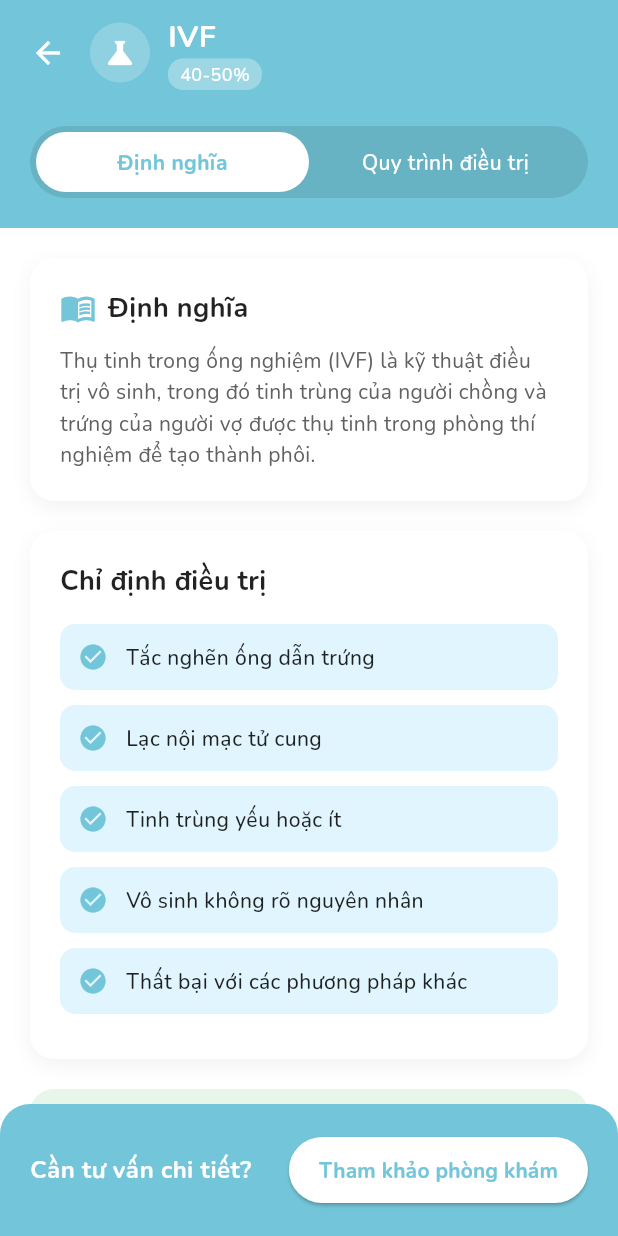
After one commit to Khanshh/P-inno, a Flutter app: the IVFDetailScreen screen opened directly, on a phone screen of 412 x 824 dp. The commit adds this screen. Run offline on Flutter 3.47's test engine with Material 3 defaults, Android fonts, the phone set to English and light mode, and no system bars; our stand-ins replace google_fonts, smooth_page_indicator.

Commit message:
[NEW] Màn IVF

```diff
--- a/lib/screens/discover_screen.dart
+++ b/lib/screens/discover_screen.dart
@@ -1,5 +1,6 @@
 import 'package:flutter/material.dart';
 import 'infertility_detail_screen.dart';
+import 'ivf_detail_screen.dart';
 
 class DiscoverScreen extends StatelessWidget {
   const DiscoverScreen({super.key});
@@ -245,7 +246,15 @@ class DiscoverScreen extends StatelessWidget {
               ),
               const SizedBox(height: 16),
               OutlinedButton(
-                onPressed: () {},
+                onPressed: () {
+                   if (method['title'] == 'IVF') {
+                    Navigator.of(context).push(
+                      MaterialPageRoute(
+                        builder: (_) => const IVFDetailScreen(),
+                      ),
+                    );
+                  }
+                },
                 style: OutlinedButton.styleFrom(
                   padding: const EdgeInsets.symmetric(horizontal: 16, vertical: 0),
                   side: BorderSide(color: Colors.grey.shade300),
--- /dev/null
+++ b/lib/screens/ivf_detail_screen.dart
@@ -0,0 +1,430 @@
+import 'package:flutter/material.dart';
+
+class IVFDetailScreen extends StatelessWidget {
+  const IVFDetailScreen({super.key});
+
+  @override
+  Widget build(BuildContext context) {
+    return Scaffold(
+      backgroundColor: Colors.white,
+      body: Column(
+        children: [
+          _buildHeader(context),
+          Expanded(
+            child: Stack(
+              children: [
+                SingleChildScrollView(
+                  padding: const EdgeInsets.only(
+                    left: 20,
+                    right: 20,
+                    top: 20,
+                    bottom: 100, // Space for footer
+                  ),
+                  child: Column(
+                    children: [
+                      _buildDefinitionCard(),
+                      const SizedBox(height: 20),
+                      _buildIndicationsCard(),
+                      const SizedBox(height: 20),
+                      _buildAdvantagesCard(),
+                      const SizedBox(height: 20),
+                      _buildNotesCard(),
+                    ],
+                  ),
+                ),
+                Positioned(
+                  left: 0,
+                  right: 0,
+                  bottom: 0,
+                  child: _buildFooter(),
+                ),
+              ],
+            ),
+          ),
+        ],
+      ),
+    );
+  }
+
+  Widget _buildHeader(BuildContext context) {
+    return Container(
+      color: const Color(0xFF73C6D9), // Primary color
+      padding: EdgeInsets.only(
+        top: MediaQuery.of(context).padding.top + 10,
+        left: 20,
+        right: 20,
+        bottom: 20,
+      ),
+      child: Column(
+        children: [
+          Row(
+            children: [
+              InkWell(
+                onTap: () => Navigator.of(context).pop(),
+                child: const Icon(Icons.arrow_back, color: Colors.white),
+              ),
+              const SizedBox(width: 16),
+              Container(
+                padding: const EdgeInsets.all(8),
+                decoration: BoxDecoration(
+                  color: Colors.white.withOpacity(0.2),
+                  shape: BoxShape.circle,
+                ),
+                child: const Icon(
+                  Icons.science,
+                  color: Colors.white,
+                  size: 24,
+                ),
+              ),
+              const SizedBox(width: 12),
+              Column(
+                crossAxisAlignment: CrossAxisAlignment.start,
+                children: [
+                  const Text(
+                    'IVF',
+                    style: TextStyle(
+                      fontSize: 20,
+                      fontWeight: FontWeight.bold,
+                      color: Colors.white,
+                    ),
+                  ),
+                  Container(
+                    padding: const EdgeInsets.symmetric(horizontal: 8, vertical: 2),
+                    decoration: BoxDecoration(
+                      color: Colors.white.withOpacity(0.3),
+                      borderRadius: BorderRadius.circular(10),
+                    ),
+                    child: const Text(
+                      '40-50%',
+                      style: TextStyle(
+                        fontSize: 12,
+                        color: Colors.white,
+                        fontWeight: FontWeight.w500,
+                      ),
+                    ),
+                  ),
+                ],
+              ),
+            ],
+          ),
+          const SizedBox(height: 24),
+          Container(
+            padding: const EdgeInsets.all(4),
+            decoration: BoxDecoration(
+              color: Colors.black.withOpacity(0.1),
+              borderRadius: BorderRadius.circular(25),
+            ),
+            child: Row(
+              children: [
+                Expanded(
+                  child: Container(
+                    padding: const EdgeInsets.symmetric(vertical: 10),
+                    decoration: BoxDecoration(
+                      color: Colors.white,
+                      borderRadius: BorderRadius.circular(22),
+                    ),
+                    alignment: Alignment.center,
+                    child: const Text(
+                      'Định nghĩa',
+                      style: TextStyle(
+                        color: Color(0xFF73C6D9),
+                        fontWeight: FontWeight.bold,
+                        fontSize: 14,
+                      ),
+                    ),
+                  ),
+                ),
+                Expanded(
+                  child: Container(
+                    padding: const EdgeInsets.symmetric(vertical: 10),
+                    alignment: Alignment.center,
+                    child: const Text(
+                      'Quy trình điều trị',
+                      style: TextStyle(
+                        color: Colors.white,
+                        fontWeight: FontWeight.w500,
+                        fontSize: 14,
+                      ),
+                    ),
+                  ),
+                ),
+              ],
+            ),
+          ),
+        ],
+      ),
+    );
+  }
+
+  Widget _buildDefinitionCard() {
+    return Container(
+      padding: const EdgeInsets.all(20),
+      decoration: BoxDecoration(
+        color: Colors.white,
+        borderRadius: BorderRadius.circular(16),
+        boxShadow: [
+          BoxShadow(
+            color: Colors.black.withOpacity(0.05),
+            blurRadius: 10,
+            offset: const Offset(0, 4),
+          ),
+        ],
+      ),
+      child: Column(
+        crossAxisAlignment: CrossAxisAlignment.start,
+        children: [
+          Row(
+            children: const [
+              Icon(Icons.menu_book, color: Color(0xFF73C6D9)),
+              SizedBox(width: 8),
+              Text(
+                'Định nghĩa',
+                style: TextStyle(
+                  fontSize: 18,
+                  fontWeight: FontWeight.bold,
+                  color: Colors.black87,
+                ),
+              ),
+            ],
+          ),
+          const SizedBox(height: 12),
+          Text(
+            'Thụ tinh trong ống nghiệm (IVF) là kỹ thuật điều trị vô sinh, trong đó tinh trùng của người chồng và trứng của người vợ được thụ tinh trong phòng thí nghiệm để tạo thành phôi.',
+            style: TextStyle(
+              fontSize: 14,
+              color: Colors.grey[700],
+              height: 1.5,
+            ),
+          ),
+        ],
+      ),
+    );
+  }
+
+  Widget _buildIndicationsCard() {
+    final List<String> indications = [
+      'Tắc nghẽn ống dẫn trứng',
+      'Lạc nội mạc tử cung',
+      'Tinh trùng yếu hoặc ít',
+      'Vô sinh không rõ nguyên nhân',
+      'Thất bại với các phương pháp khác',
+    ];
+
+    return Container(
+      padding: const EdgeInsets.all(20),
+      decoration: BoxDecoration(
+        color: Colors.white,
+        borderRadius: BorderRadius.circular(16),
+        boxShadow: [
+          BoxShadow(
+            color: Colors.black.withOpacity(0.05),
+            blurRadius: 10,
+            offset: const Offset(0, 4),
+          ),
+        ],
+      ),
+      child: Column(
+        crossAxisAlignment: CrossAxisAlignment.start,
+        children: [
+          const Text(
+            'Chỉ định điều trị',
+            style: TextStyle(
+              fontSize: 18,
+              fontWeight: FontWeight.bold,
+              color: Colors.black87,
+            ),
+          ),
+          const SizedBox(height: 16),
+          ...indications.map((item) => Padding(
+            padding: const EdgeInsets.only(bottom: 10),
+            child: Container(
+              padding: const EdgeInsets.all(12),
+              decoration: BoxDecoration(
+                color: const Color(0xFFE1F5FE),
+                borderRadius: BorderRadius.circular(10),
+              ),
+              child: Row(
+                children: [
+                  const Icon(
+                    Icons.check_circle,
+                    color: Color(0xFF73C6D9),
+                    size: 20,
+                  ),
+                  const SizedBox(width: 12),
+                  Expanded(
+                    child: Text(
+                      item,
+                      style: const TextStyle(
+                        fontSize: 14,
+                        color: Colors.black87,
+                        fontWeight: FontWeight.w500,
+                      ),
+                    ),
+                  ),
+                ],
+              ),
+            ),
+          )),
+        ],
+      ),
+    );
+  }
+
+  Widget _buildAdvantagesCard() {
+    final List<String> advantages = [
+      'Tỷ lệ thành công cao',
+      'Sàng lọc được các bệnh di truyền',
+      'Có thể trữ phôi cho lần sau',
+    ];
+
+    return Container(
+      padding: const EdgeInsets.all(20),
+      decoration: BoxDecoration(
+        color: const Color(0xFFE8F5E9),
+        borderRadius: BorderRadius.circular(16),
+      ),
+      child: Column(
+        crossAxisAlignment: CrossAxisAlignment.start,
+        children: [
+          const Text(
+            'Ưu điểm',
+            style: TextStyle(
+              fontSize: 18,
+              fontWeight: FontWeight.bold,
+              color: Colors.black87,
+            ),
+          ),
+          const SizedBox(height: 16),
+          ...advantages.map((item) => Padding(
+            padding: const EdgeInsets.only(bottom: 8),
+            child: Row(
+              crossAxisAlignment: CrossAxisAlignment.start,
+              children: [
+                const Icon(
+                  Icons.check,
+                  color: Colors.green,
+                  size: 20,
+                ),
+                const SizedBox(width: 12),
+                Expanded(
+                  child: Text(
+                    item,
+                    style: const TextStyle(
+                      fontSize: 14,
+                      color: Colors.black87,
+                      height: 1.4,
+                    ),
+                  ),
+                ),
+              ],
+            ),
+          )),
+        ],
+      ),
+    );
+  }
+
+  Widget _buildNotesCard() {
+    final List<String> notes = [
+      'Cần tuân thủ nghiêm ngặt phác đồ điều trị',
+      'Chi phí điều trị tương đối cao',
+      'Có thể gặp một số tác dụng phụ của thuốc',
+    ];
+
+    return Container(
+      padding: const EdgeInsets.all(20),
+      decoration: BoxDecoration(
+        color: const Color(0xFFFFF3E0),
+        borderRadius: BorderRadius.circular(16),
+      ),
+      child: Column(
+        crossAxisAlignment: CrossAxisAlignment.start,
+        children: [
+          Row(
+            children: const [
+              Icon(Icons.warning_amber_rounded, color: Colors.orange),
+              SizedBox(width: 8),
+              Text(
+                'Lưu ý',
+                style: TextStyle(
+                  fontSize: 18,
+                  fontWeight: FontWeight.bold,
+                  color: Colors.black87,
+                ),
+              ),
+            ],
+          ),
+          const SizedBox(height: 16),
+          ...notes.map((item) => Padding(
+            padding: const EdgeInsets.only(bottom: 8),
+            child: Row(
+              crossAxisAlignment: CrossAxisAlignment.start,
+              children: [
+                const Icon(
+                  Icons.warning,
+                  color: Colors.deepOrangeAccent,
+                  size: 16,
+                ),
+                const SizedBox(width: 12),
+                Expanded(
+                  child: Text(
+                    item,
+                    style: const TextStyle(
+                      fontSize: 14,
+                      color: Colors.black87,
+                      height: 1.4,
+                    ),
+                  ),
+                ),
+              ],
+            ),
+          )),
+        ],
+      ),
+    );
+  }
+
+  Widget _buildFooter() {
+    return Container(
+      padding: const EdgeInsets.all(20),
+      decoration: const BoxDecoration(
+        color: Color(0xFF73C6D9),
+        borderRadius: BorderRadius.only(
+          topLeft: Radius.circular(20),
+          topRight: Radius.circular(20),
+        ),
+      ),
+      child: Row(
+        children: [
+          const Expanded(
+            child: Text(
+              'Cần tư vấn chi tiết?',
+              style: TextStyle(
+                color: Colors.white,
+                fontSize: 16,
+                fontWeight: FontWeight.bold,
+              ),
+            ),
+          ),
+          ElevatedButton(
+            onPressed: () {},
+            style: ElevatedButton.styleFrom(
+              backgroundColor: Colors.white,
+              padding: const EdgeInsets.symmetric(horizontal: 20, vertical: 12),
+              shape: RoundedRectangleBorder(
+                borderRadius: BorderRadius.circular(25),
+              ),
+            ),
+            child: const Text(
+              'Tham khảo phòng khám',
+              style: TextStyle(
+                color: Color(0xFF73C6D9),
+                fontWeight: FontWeight.bold,
+              ),
+            ),
+          ),
+        ],
+      ),
+    );
+  }
+}
```
